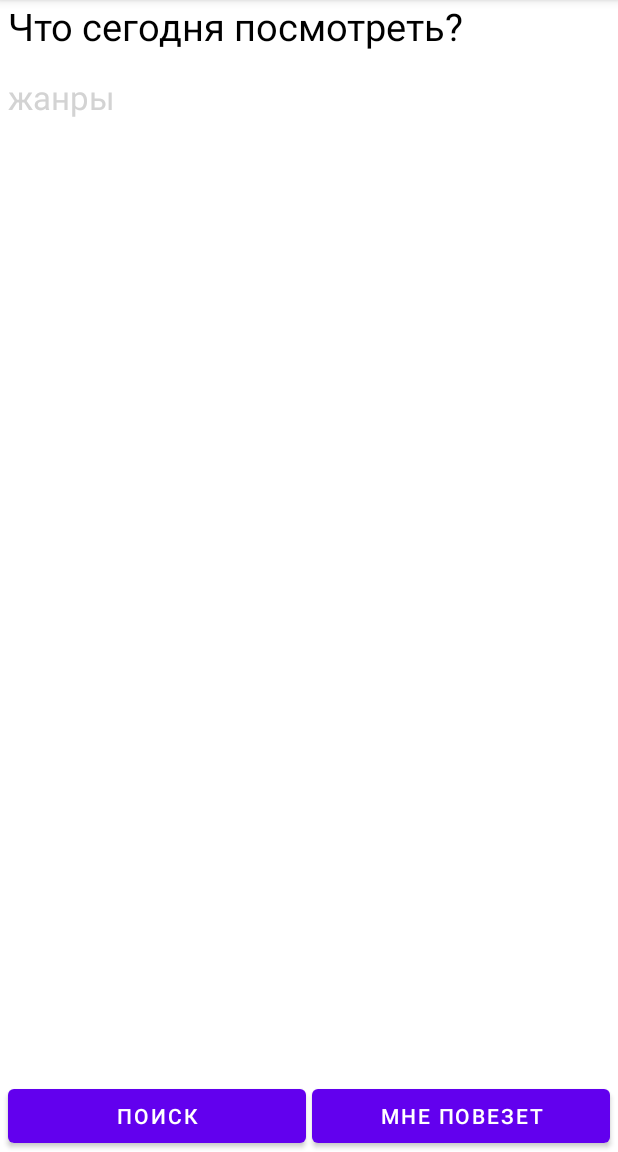
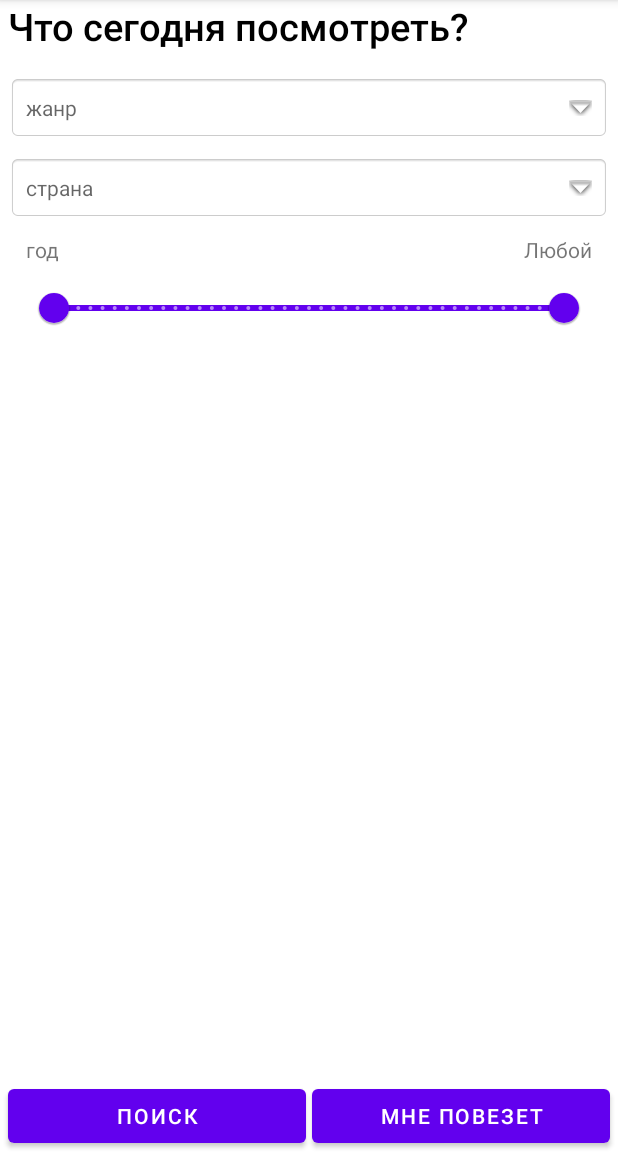
Before and after one commit to x3AKOHx/Kinopoisk_Search, an Android app: the screen it shows after launch (MainActivity), on a phone screen of 412 x 824 dp, the part 84-1236 px from its top. Run offline under Robolectric (Android 15) with nearby library versions, the phone set to English and light mode, and no system bars.

Commit message:
Alert dialogs for genre and countries added. slider for year pick added

```diff
--- a/app/build.gradle
+++ b/app/build.gradle
@@ -37,8 +37,10 @@ android {
 }
 
 dependencies {
-    implementation 'androidx.core:core-ktx:1.7.0'
-    implementation 'androidx.appcompat:appcompat:1.4.1'
+    implementation 'com.google.android.material:material:1.6.1'
+
+    implementation 'androidx.core:core-ktx:1.8.0'
+    implementation 'androidx.appcompat:appcompat:1.4.2'
     implementation 'com.google.android.material:material:1.6.1'
     implementation 'androidx.constraintlayout:constraintlayout:2.1.4'
     testImplementation 'junit:junit:4.13.2'
--- a/app/src/main/java/com/saush/kinopoisksearch/Item.kt
+++ /dev/null
@@ -1,3 +0,0 @@
-package com.saush.kinopoisksearch
-
-data class Item(var name: String, var value: Boolean)
--- a/app/src/main/java/com/saush/kinopoisksearch/MainActivity.kt
+++ b/app/src/main/java/com/saush/kinopoisksearch/MainActivity.kt
@@ -2,18 +2,108 @@ package com.saush.kinopoisksearch
 
 import androidx.appcompat.app.AppCompatActivity
 import android.os.Bundle
-//import com.saush.kinopoisksearch.databinding.ActivityMainBinding
+import android.widget.TextView
+import androidx.appcompat.app.AlertDialog
+import com.google.android.material.slider.RangeSlider
 
 class MainActivity : AppCompatActivity() {
 
-    //private lateinit var binding: ActivityMainBinding
+    private lateinit var filmGenre: TextView
+    private lateinit var country: TextView
+
+    private val genres = arrayOf("Боевик", "Драма", "Комедия", "Триллер")
+    private val countries = arrayOf("Россия", "США", "Англия", "Индия")
+
+    private val checkedGenres = mutableListOf<Boolean>()
+    private val checkedCountries = mutableListOf<Boolean>()
+
+    private val selectedGenres = ArrayList<String>()
+    private val selectedCountries = ArrayList<String>()
 
     override fun onCreate(savedInstanceState: Bundle?) {
         super.onCreate(savedInstanceState)
         setContentView(R.layout.activity_main)
 
-        /*binding = ActivityMainBinding.inflate(layoutInflater)
-        setContentView(binding.root)*/
+        //set listeners for genre and country fields
+        filmGenre = findViewById(R.id.film_genre)
+        country = findViewById(R.id.country)
+
+        filmGenre.setOnClickListener {
+            if (checkedGenres.isEmpty()){
+                repeat(genres.count()) {checkedGenres.add(false)}
+            }
+
+            AlertDialog.Builder(this)
+                .setTitle("Выберите жанр")
+                .setCancelable(false)
+                .setMultiChoiceItems(genres, checkedGenres.toBooleanArray()) {_, i, isChecked ->
+                    if (isChecked)
+                        selectedGenres.add(genres[i])
+                    else
+                        selectedGenres.remove(genres[i])
+
+                    checkedGenres[i] = isChecked
+                }
+                .setPositiveButton(android.R.string.ok) { _, _ ->
+                    if (selectedGenres.size > 0)
+                    filmGenre.text = selectedGenres.joinToString(", ")
+                    else filmGenre.text = ""
+                }
+                .setNegativeButton("Cancel") {i, _, ->
+                    i.dismiss()
+                }
+                .setNeutralButton("Clear All") { _, _ ->
+                    selectedGenres.clear()
+                    checkedGenres.clear()
+                    filmGenre.text = ""
+                }
+                .show()
+        }
+        country.setOnClickListener {
+            if (checkedCountries.isEmpty()){
+                repeat(countries.count()) {checkedCountries.add(false)}
+            }
+
+            AlertDialog.Builder(this)
+                .setTitle("Выберите страну")
+                .setCancelable(false)
+                .setMultiChoiceItems(countries, checkedCountries.toBooleanArray()) {_, i, isChecked ->
+                    if (isChecked)
+                        selectedCountries.add(countries[i])
+                    else
+                        selectedCountries.remove(countries[i])
+
+                    checkedCountries[i] = isChecked
+                }
+                .setPositiveButton(android.R.string.ok) { _, _ ->
+                    if (selectedCountries.size > 0)
+                        country.text = selectedCountries.joinToString(", ")
+                    else country.text = ""
+                }
+                .setNegativeButton("Cancel") {i, _, ->
+                    i.dismiss()
+                }
+                .setNeutralButton("Clear All") { _, _ ->
+                    selectedCountries.clear()
+                    checkedCountries.clear()
+                    country.text = ""
+                }
+                .show()
+        }
+
+        //set sliders for film year and rating picks
+        val filmYear: TextView = findViewById(R.id.year_pick)
+
+        val discreteRangeSlider: RangeSlider = findViewById(R.id.year_range)
+        discreteRangeSlider.addOnChangeListener { slider, _, _ ->
+            val from = slider.values[0].toInt()
+            val to = slider.values[1].toInt()
+            val range = if (from == to) from.toString()
+                        else if (from == 1930 && to == 2022) "Любой"
+                        else "с $from по $to"
+            filmYear.text = range
+        }
+
 
 
     }
--- a/app/src/main/res/layout/activity_main.xml
+++ b/app/src/main/res/layout/activity_main.xml
@@ -17,11 +17,15 @@
         android:id="@+id/title"
         android:layout_width="match_parent"
         android:layout_height="wrap_content"
-        android:textSize="25sp"
-        android:textColor="@color/black"
-        android:text="@string/main_title"
         android:layout_marginStart="5dp"
         android:layout_marginEnd="5dp"
+        android:fontFamily="sans-serif-medium"
+        android:lineSpacingExtra="10sp"
+        android:text="@string/main_title"
+        android:textAlignment="textStart"
+        android:textColor="@color/black"
+        android:textSize="25sp"
+        android:typeface="normal"
         app:layout_constraintBottom_toBottomOf="parent"
         app:layout_constraintEnd_toEndOf="parent"
         app:layout_constraintStart_toStartOf="parent"
@@ -31,17 +35,76 @@
         android:id="@+id/film_genre"
         android:layout_width="match_parent"
         android:layout_height="wrap_content"
+        android:layout_below="@+id/title"
+        android:background="@android:drawable/editbox_background"
+        android:drawablePadding="16dp"
+        android:hint="@string/film_genre"
         android:layout_marginStart="5dp"
         android:layout_marginEnd="5dp"
-        android:textSize="22sp"
-        android:textColor="#D3D3D3"
-        android:text="@string/film_genre"
-        android:layout_below="@+id/title"
         android:layout_marginTop="15dp"
-        app:layout_constraintBottom_toBottomOf="parent"
+        android:padding="12dp"
+        app:drawableRightCompat="@android:drawable/arrow_down_float" />
+
+    <TextView
+        android:id="@+id/country"
+        android:layout_width="match_parent"
+        android:layout_height="wrap_content"
+        android:layout_below="@+id/film_genre"
+        android:background="@android:drawable/editbox_background"
+        android:drawablePadding="16dp"
+        android:hint="@string/choose_country"
+        android:layout_marginStart="5dp"
+        android:layout_marginEnd="5dp"
+        android:layout_marginTop="10dp"
+        android:padding="12dp"
+        app:drawableRightCompat="@android:drawable/arrow_down_float" />
+
+    <TextView
+        android:id="@+id/year"
+        android:layout_width="wrap_content"
+        android:layout_height="wrap_content"
+        android:layout_below="@+id/country"
+        android:layout_marginStart="17dp"
+        android:layout_marginEnd="2dp"
+        android:layout_marginTop="10dp"
+        android:layout_alignParentStart="true"
+        android:layout_toStartOf="@+id/centerShim"
+        android:text="@string/year" />
+
+    <TextView
+        android:id="@+id/year_pick"
+        android:layout_width="wrap_content"
+        android:layout_height="wrap_content"
+        android:layout_below="@+id/country"
+        android:layout_alignParentEnd="true"
+        android:layout_marginStart="2dp"
+        android:layout_marginTop="10dp"
+        android:layout_marginEnd="17dp"
+        android:layout_toEndOf="@+id/search_button"
+        android:text="@string/year_pick_default"
+        android:textAlignment="textEnd" />
+
+    <com.google.android.material.slider.RangeSlider
+        android:id="@+id/year_range"
+        android:layout_width="match_parent"
+        android:layout_height="wrap_content"
+        android:layout_marginStart="20dp"
+        android:layout_marginTop="5dp"
+        android:layout_marginEnd="20dp"
+        android:layout_below="@+id/year"
+        android:stepSize="1"
+        android:valueFrom="1930"
+        android:valueTo="2022"
         app:layout_constraintEnd_toEndOf="parent"
         app:layout_constraintStart_toStartOf="parent"
-        app:layout_constraintTop_toTopOf="parent" />
+        app:layout_constraintTop_toBottomOf="@+id/country"
+        app:values="@array/year_slider_values" />
+
+
+
+
+
+
 
     <Button
         android:id="@+id/search_button"
@@ -64,5 +127,4 @@
         android:layout_toEndOf="@+id/search_button"
         android:layout_alignParentEnd="true"
         android:text="@string/random_button" />
-
 </RelativeLayout>
--- /dev/null
+++ b/app/src/main/res/values/arrays.xml
@@ -0,0 +1,7 @@
+<?xml version="1.0" encoding="utf-8"?>
+<resources>
+    <array name="year_slider_values">
+        <item>1930</item>
+        <item>2022</item>
+    </array>
+</resources>
--- a/app/src/main/res/values/strings.xml
+++ b/app/src/main/res/values/strings.xml
@@ -1,7 +1,10 @@
 <resources>
     <string name="app_name">Kinopoisk Search</string>
     <string name="main_title">Что сегодня посмотреть?</string>
-    <string name="film_genre">жанры</string>
+    <string name="film_genre">жанр</string>
+    <string name="choose_country">страна</string>
+    <string name="year">год</string>
+    <string name="year_pick_default">Любой</string>
     <string name="search_button">Поиск</string>
     <string name="random_button">Мне повезет</string>
 </resources>
```
Also changed, not shown: app/src/main/java/com/saush/kinopoisksearch/MultiSelectionSpinner.kt (deleted, +0 -29 lines).
